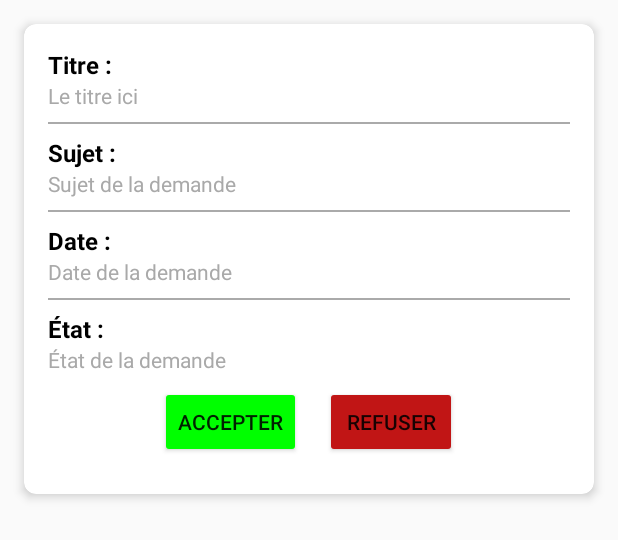
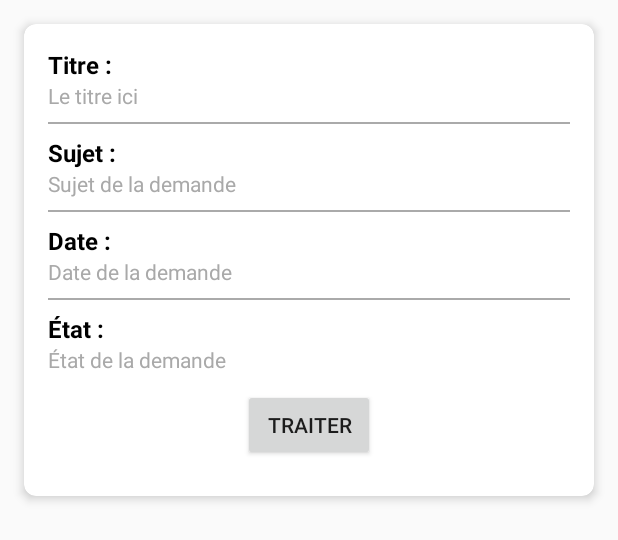
Before and after one commit to ABDR4FI3/PFA-Demandes, an Android app: the layout demand_admin_item.xml on its own in the app's theme, with its tools: preview values and no code run, on a phone screen of 412 x 824 dp. Shown: the top 540 px of the screen. Run offline under Robolectric (Android 15) with nearby library versions, the phone set to English and light mode, and no system bars; network calls fail.

Commit message:
ajout de SendMail et outre interface

```diff
--- a/AndroidStudio/ProjetMobile/app/src/main/res/layout/demand_admin_item.xml
+++ b/AndroidStudio/ProjetMobile/app/src/main/res/layout/demand_admin_item.xml
@@ -130,19 +130,11 @@
             android:layout_below="@id/demandInfoContainer">
 
             <Button
-                android:id="@+id/btnAccept"
+                android:id="@+id/btnTraiter"
                 android:layout_width="wrap_content"
                 android:layout_height="wrap_content"
-                android:text="Accepter"
-                android:layout_marginEnd="16dp"
-                android:backgroundTint="@color/vert" />
-
-            <Button
-                android:id="@+id/btnRefuse"
-                android:layout_width="wrap_content"
-                android:layout_height="wrap_content"
-                android:text="Refuser"
-                android:backgroundTint="@color/red" />
+                android:layout_marginTop="1dp"
+                android:text="Traiter" />
 
         </LinearLayout>
 
```
Also changed, not shown: AndroidStudio/ProjetMobile/app/src/main/java/com/example/projetmobile/DemandeAdminAdapter.java (+52 -94 lines).
